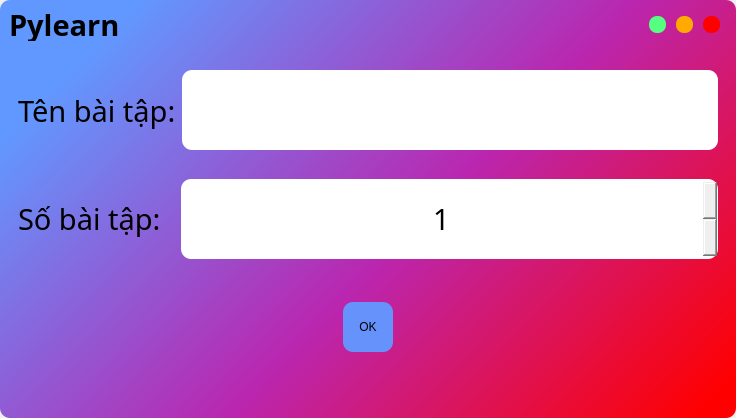
Above: edit_form.ui from hoangm960/Astraea before the change. Below: the same form after it.
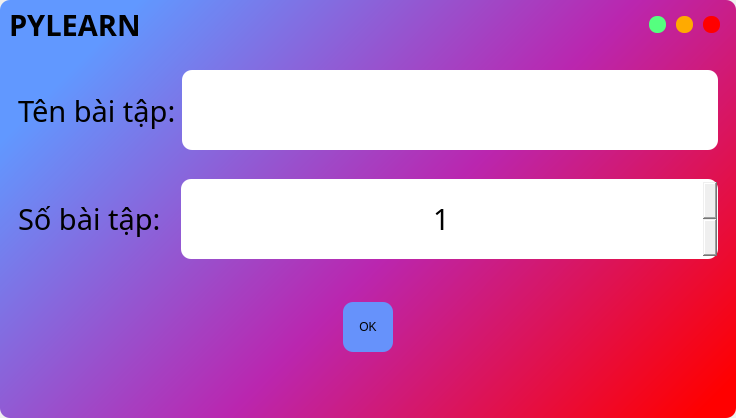
That is the form after the change.

```diff
--- a/edit_form.ui
+++ b/edit_form.ui
@@ -40,10 +40,10 @@
      <widget class="QFrame" name="bg_frame">
       <property name="font">
        <font>
-        <family>Corbel</family>
+        <family>Montserrat</family>
         <pointsize>14</pointsize>
-        <weight>50</weight>
-        <bold>false</bold>
+        <weight>75</weight>
+        <bold>true</bold>
        </font>
       </property>
       <property name="styleSheet">
@@ -118,14 +118,14 @@
               <widget class="QLabel" name="title_label">
                <property name="font">
                 <font>
-                 <family>Corbel</family>
+                 <family>Montserrat Semi Bold</family>
                  <pointsize>22</pointsize>
                  <weight>75</weight>
                  <bold>true</bold>
                 </font>
                </property>
                <property name="text">
-                <string>Pylearn</string>
+                <string>PYLEARN</string>
                </property>
               </widget>
              </item>
```
Left out of the diff: 11 changed lines with no effect on the pictures.
